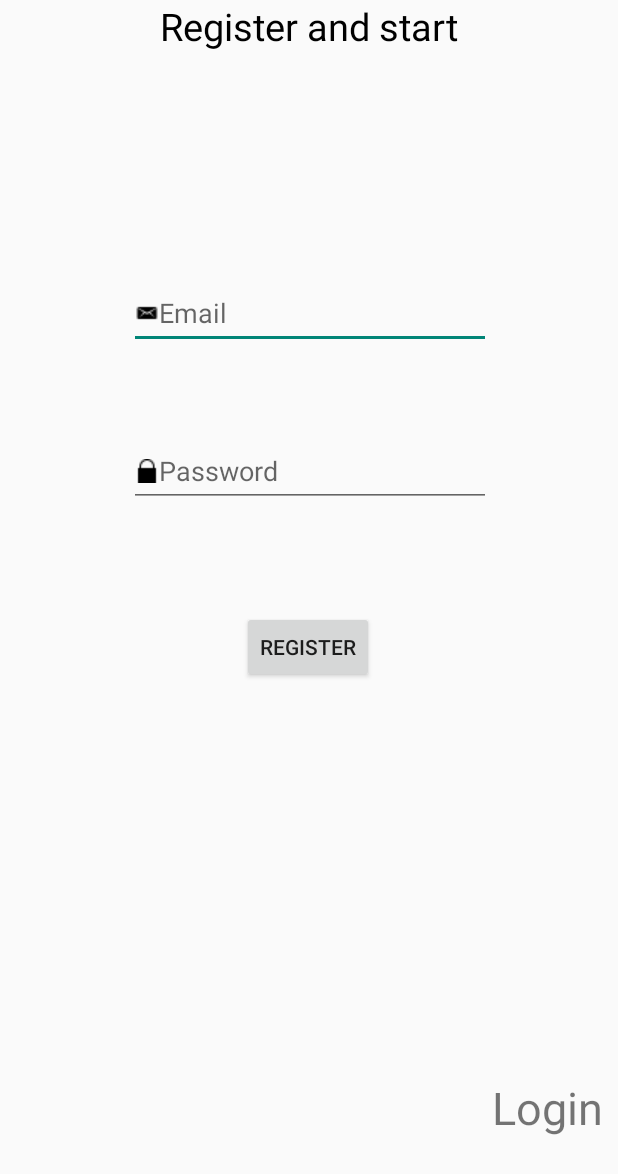
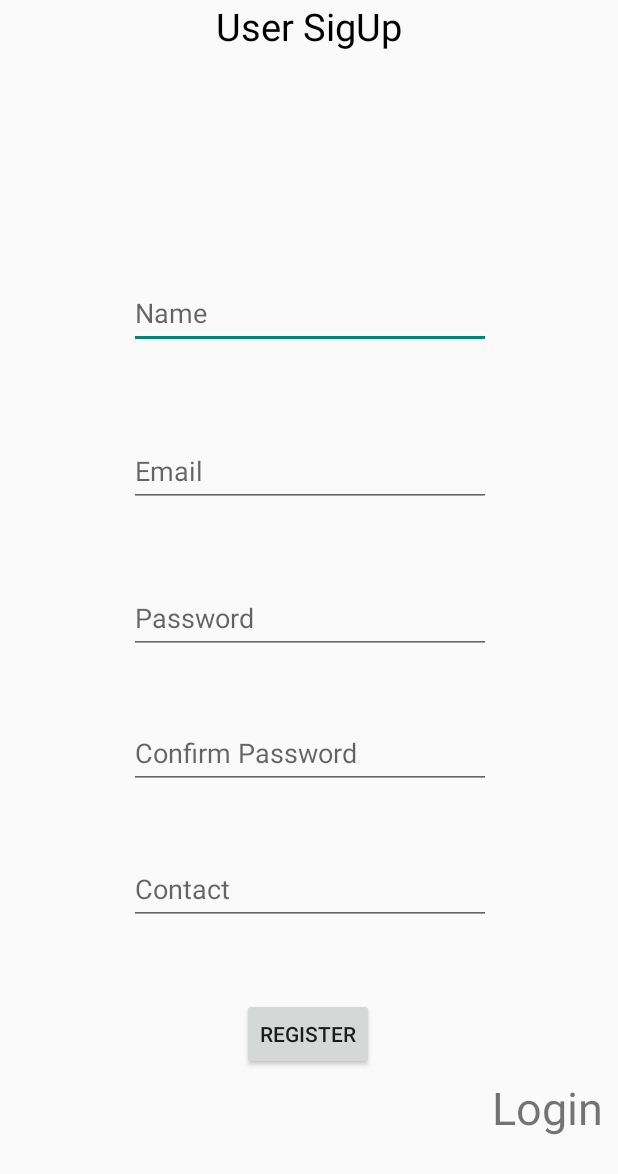
Before and after one commit to ManiGautam/EdTechSpark, an Android app: the screen it shows after launch (RegisterPage), after a tap on "Register", on a phone screen of 412 x 824 dp. Shown: the top 1174 px of the screen. Run offline under Robolectric (Android 15) with nearby library versions, the phone set to English and light mode, and no system bars.

Commit message:
style ahs benn maked

```diff
--- a/app/src/main/java/com/manijee/edtechspark/views/activities/LoginPage.java
+++ b/app/src/main/java/com/manijee/edtechspark/views/activities/LoginPage.java
@@ -36,11 +36,11 @@ public class LoginPage extends AppCompatActivity {
         }
         preferenceManager = PreferenceManager.getInstance(this);
 
-        email = findViewById(R.id.Email);
+        email = findViewById(R.id.edtName);
 
         e = email;
 
-        password = findViewById(R.id.Password);
+        password = findViewById(R.id.edtEmail);
 
         p = password;
 
--- a/app/src/main/java/com/manijee/edtechspark/views/activities/RegisterPage.java
+++ b/app/src/main/java/com/manijee/edtechspark/views/activities/RegisterPage.java
@@ -25,9 +25,9 @@ Button Register;
 
         preferenceManager = PreferenceManager.getInstance(this);
 
-        email = findViewById(R.id.Email);
+        email = findViewById(R.id.edtName);
 
-        password = findViewById(R.id.Password);
+        password = findViewById(R.id.edtEmail);
 
         Login = findViewById(R.id.Login);
         Login.setOnClickListener(new View.OnClickListener() {
--- /dev/null
+++ b/app/src/main/res/drawable/edtstyle.xml
@@ -0,0 +1,8 @@
+<?xml version="1.0" encoding="utf-8"?>
+<shape
+    android:shape="rectangle"
+    xmlns:android="http://schemas.android.com/apk/res/android"
+    >
+<stroke android:width="200dp"></stroke>
+<corners></corners>
+</shape>
--- a/app/src/main/res/layout/activity_login_page.xml
+++ b/app/src/main/res/layout/activity_login_page.xml
@@ -4,7 +4,7 @@
     xmlns:tools="http://schemas.android.com/tools"
     android:layout_width="match_parent"
     android:layout_height="match_parent"
-    tools:context=".LoginPage">
+    tools:context=".views.activities.LoginPage">
 
 
     <TextView
@@ -19,7 +19,7 @@
         app:layout_constraintTop_toTopOf="parent" />
 
     <EditText
-        android:id="@+id/Email"
+        android:id="@+id/edtName"
         android:layout_width="241dp"
         android:layout_height="47dp"
         android:inputType="textEmailAddress"
@@ -33,7 +33,7 @@
         android:drawableStart="@drawable/email"/>
 
     <EditText
-        android:id="@+id/Password"
+        android:id="@+id/edtEmail"
         android:layout_width="241dp"
         android:layout_height="47dp"
         android:hint="Password"
--- a/app/src/main/res/layout/activity_register_page.xml
+++ b/app/src/main/res/layout/activity_register_page.xml
@@ -4,45 +4,84 @@
     xmlns:tools="http://schemas.android.com/tools"
     android:layout_width="match_parent"
     android:layout_height="match_parent"
-    tools:context=".RegisterPage">
+    tools:context=".views.activities.RegisterPage">
+
     <TextView
         android:id="@+id/registerinyouraccount"
         android:layout_width="wrap_content"
         android:layout_height="wrap_content"
-        android:text="Register and start"
+        android:text="User SigUp"
+        android:textColor="@color/black"
         android:textSize="25dp"
-        android:textColor="@color/black"
         app:layout_constraintEnd_toEndOf="parent"
         app:layout_constraintStart_toStartOf="parent"
         app:layout_constraintTop_toTopOf="parent" />
 
+
     <EditText
-        android:id="@+id/Email"
+        android:id="@+id/edtName"
         android:layout_width="241dp"
         android:layout_height="47dp"
+        android:hint="Name"
         android:inputType="textEmailAddress"
-        android:hint="Email"
         app:layout_constraintBottom_toBottomOf="parent"
         app:layout_constraintEnd_toEndOf="parent"
         app:layout_constraintHorizontal_bias="0.504"
         app:layout_constraintStart_toStartOf="parent"
         app:layout_constraintTop_toTopOf="parent"
-        app:layout_constraintVertical_bias="0.239"
-        android:drawableStart="@drawable/email"/>
+        app:layout_constraintVertical_bias="0.239" />
 
     <EditText
-        android:id="@+id/Password"
+        android:id="@+id/edtEmail"
         android:layout_width="241dp"
         android:layout_height="47dp"
-        android:hint="Password"
+        android:hint="Email"
         android:inputType="textPassword"
         app:layout_constraintBottom_toBottomOf="parent"
         app:layout_constraintEnd_toEndOf="parent"
         app:layout_constraintHorizontal_bias="0.504"
         app:layout_constraintStart_toStartOf="parent"
         app:layout_constraintTop_toTopOf="parent"
-        app:layout_constraintVertical_bias="0.374"
-        android:drawableStart="@drawable/password"/>
+        app:layout_constraintVertical_bias="0.374" />
+
+    <EditText
+        android:id="@+id/edtPassword"
+        android:layout_width="241dp"
+        android:layout_height="47dp"
+        android:hint="Password"
+        android:inputType="textEmailAddress"
+        app:layout_constraintBottom_toBottomOf="parent"
+        app:layout_constraintEnd_toEndOf="parent"
+        app:layout_constraintHorizontal_bias="0.505"
+        app:layout_constraintStart_toStartOf="parent"
+        app:layout_constraintTop_toTopOf="parent" />
+
+
+    <EditText
+        android:id="@+id/edtConfirmPassword"
+        android:layout_width="241dp"
+        android:layout_height="47dp"
+        android:hint="Confirm Password"
+        android:inputType="textPassword"
+        app:layout_constraintBottom_toBottomOf="parent"
+        app:layout_constraintEnd_toEndOf="parent"
+        app:layout_constraintHorizontal_bias="0.505"
+        app:layout_constraintStart_toStartOf="parent"
+        app:layout_constraintTop_toTopOf="parent"
+        app:layout_constraintVertical_bias="0.616" />
+
+    <EditText
+        android:id="@+id/edtContact"
+        android:layout_width="241dp"
+        android:layout_height="47dp"
+        android:hint="Contact"
+        android:inputType="textPassword"
+        app:layout_constraintBottom_toBottomOf="parent"
+        app:layout_constraintEnd_toEndOf="parent"
+        app:layout_constraintHorizontal_bias="0.505"
+        app:layout_constraintStart_toStartOf="parent"
+        app:layout_constraintTop_toTopOf="parent"
+        app:layout_constraintVertical_bias="0.733" />
 
     <Button
         android:id="@+id/btnRegister"
@@ -54,8 +93,7 @@
         app:layout_constraintHorizontal_bias="0.498"
         app:layout_constraintStart_toStartOf="parent"
         app:layout_constraintTop_toTopOf="parent"
-        app:layout_constraintVertical_bias="0.525" />
-
+        app:layout_constraintVertical_bias="0.857" />
 
     <TextView
         android:id="@+id/Login"
--- a/app/src/main/res/values/colors.xml
+++ b/app/src/main/res/values/colors.xml
@@ -1,8 +1,8 @@
 <?xml version="1.0" encoding="utf-8"?>
 <resources>
-    <color name="purple_200">#FFBB86FC</color>
-    <color name="purple_500">#FF6200EE</color>
-    <color name="purple_700">#FF3700B3</color>
+    <color name="purple_200">#1b6ec2</color>
+    <color name="purple_500">#1b6ec2</color>
+    <color name="purple_700">#1b6ec2</color>
     <color name="teal_200">#FF03DAC5</color>
     <color name="teal_700">#FF018786</color>
     <color name="black">#FF000000</color>
--- a/build.gradle
+++ b/build.gradle
@@ -5,7 +5,7 @@ buildscript {
         mavenCentral()
     }
     dependencies {
-        classpath "com.android.tools.build:gradle:7.0.3"
+        classpath 'com.android.tools.build:gradle:7.0.4'
 
         // NOTE: Do not place your application dependencies here; they belong
         // in the individual module build.gradle files
```
